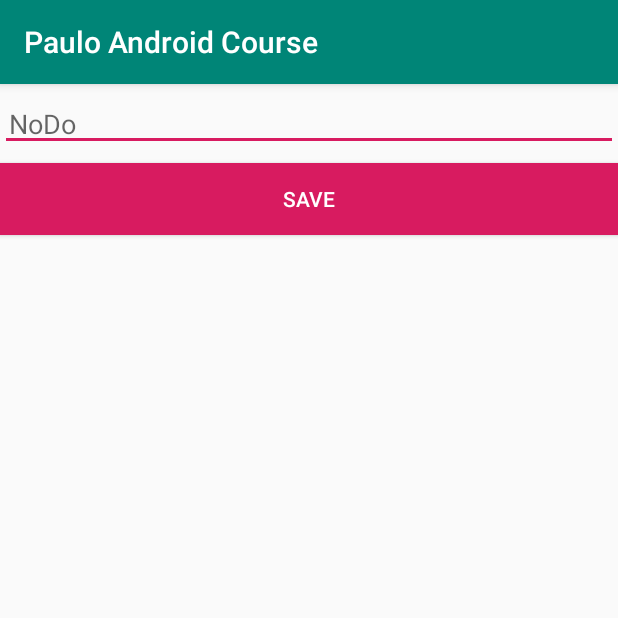
After one commit to power19942/adv-android-Pl, an Android app: the NoDoActivity screen opened directly, with no data from a screen before it, on a phone screen of 412 x 824 dp, the top half of it. The commit adds this screen. Run offline under Robolectric (Android 15) with nearby library versions, the phone set to English and light mode, and no system bars; 1 statement that could not run was skipped.

Commit message:
finish [not working]

```diff
--- a/app/src/main/AndroidManifest.xml
+++ b/app/src/main/AndroidManifest.xml
@@ -12,6 +12,11 @@
         android:roundIcon="@mipmap/ic_launcher_round"
         android:supportsRtl="true"
         android:theme="@style/AppTheme">
+        <activity android:name=".NoDoActivity"></activity>
+        <activity
+            android:name=".Main2Activity"
+            android:label="@string/title_activity_main2"
+            android:theme="@style/AppTheme.NoActionBar" />
         <activity android:name=".MainActivity">
             <intent-filter>
                 <action android:name="android.intent.action.MAIN" />
--- /dev/null
+++ b/app/src/main/java/com/example/pauloandroidcourse/NoDoActivity.kt
@@ -0,0 +1,28 @@
+package com.example.pauloandroidcourse
+
+import android.app.Activity
+import android.content.Intent
+import androidx.appcompat.app.AppCompatActivity
+import android.os.Bundle
+import android.text.TextUtils
+import kotlinx.android.synthetic.main.activity_no_do.*
+
+class NoDoActivity : AppCompatActivity() {
+    private val EXTRA_REPLY = "${packageName}.reply"
+
+    override fun onCreate(savedInstanceState: Bundle?) {
+        super.onCreate(savedInstanceState)
+        setContentView(R.layout.activity_no_do)
+
+        button_save.setOnClickListener {
+            var replyIntent = Intent()
+            if (edit_nodo.text.isEmpty())
+                setResult(Activity.RESULT_CANCELED, replyIntent)
+            else {
+                var nodoString = edit_nodo.text
+                replyIntent.putExtra(EXTRA_REPLY, nodoString)
+            }
+            finish()
+        }
+    }
+}
--- /dev/null
+++ b/app/src/main/res/drawable/ic_add_black_24dp.xml
@@ -0,0 +1,5 @@
+<vector android:height="24dp" android:tint="#FFFFFF"
+    android:viewportHeight="24.0" android:viewportWidth="24.0"
+    android:width="24dp" xmlns:android="http://schemas.android.com/apk/res/android">
+    <path android:fillColor="#FF000000" android:pathData="M19,13h-6v6h-2v-6H5v-2h6V5h2v6h6v2z"/>
+</vector>
--- /dev/null
+++ b/app/src/main/res/layout/activity_no_do.xml
@@ -0,0 +1,30 @@
+<?xml version="1.0" encoding="utf-8"?>
+<LinearLayout xmlns:android="http://schemas.android.com/apk/res/android"
+    xmlns:app="http://schemas.android.com/apk/res-auto"
+    xmlns:tools="http://schemas.android.com/tools"
+    android:layout_width="match_parent"
+    android:layout_height="match_parent"
+    android:orientation="vertical"
+    tools:context=".NoDoActivity">
+
+
+    <EditText
+        android:id="@+id/edit_nodo"
+        android:layout_width="match_parent"
+        android:layout_height="wrap_content"
+        android:layout_marginTop="8dp"
+        android:layout_marginBottom="8dp"
+        android:hint="NoDo"
+        android:inputType="textAutoComplete"
+        android:padding="6dp"
+        android:textSize="18sp" />
+
+    <Button
+        android:id="@+id/button_save"
+        android:layout_width="match_parent"
+        android:layout_height="wrap_content"
+        android:background="@color/colorAccent"
+        android:text="Save"
+        android:textColor="@android:color/white" />
+
+</LinearLayout>
--- /dev/null
+++ b/app/src/main/res/values/dimens.xml
@@ -0,0 +1,4 @@
+<?xml version="1.0" encoding="utf-8"?>
+<resources>
+    <dimen name="fab_margin">16dp</dimen>
+</resources>
--- a/app/src/main/res/values/strings.xml
+++ b/app/src/main/res/values/strings.xml
@@ -1,3 +1,4 @@
 <resources>
     <string name="app_name">Paulo Android Course</string>
+    <string name="title_activity_main2">Main2Activity</string>
 </resources>
--- a/app/src/main/res/values/styles.xml
+++ b/app/src/main/res/values/styles.xml
@@ -8,4 +8,23 @@
         <item name="colorAccent">@color/colorAccent</item>
     </style>
 
+    <style name="nodo_title">
+        <item name="android:layout_width">match_parent</item>
+        <item name="android:layout_height">26dp</item>
+        <item name="android:textSize">24sp</item>
+        <item name="android:textStyle">bold</item>
+        <item name="android:layout_marginBottom">6dp</item>
+        <item name="android:paddingLeft">8dp</item>
+
+    </style>
+
+    <style name="AppTheme.NoActionBar">
+        <item name="windowActionBar">false</item>
+        <item name="windowNoTitle">true</item>
+    </style>
+
+    <style name="AppTheme.AppBarOverlay" parent="ThemeOverlay.AppCompat.Dark.ActionBar" />
+
+    <style name="AppTheme.PopupOverlay" parent="ThemeOverlay.AppCompat.Light" />
+
 </resources>
--- a/build.gradle
+++ b/build.gradle
@@ -26,3 +26,9 @@ allprojects {
 task clean(type: Delete) {
     delete rootProject.buildDir
 }
+
+
+ext {
+    roomVersion = '1.1.1'
+    archLifecycleVersion = '1.1.1'
+}
```
Also changed, not shown: app/build.gradle (+10 -1 lines), app/src/main/java/com/example/pauloandroidcourse/MainActivity.kt (+41 -0 lines), app/src/main/java/com/example/pauloandroidcourse/data/NoDoDao.kt (added, +26 -0 lines), app/src/main/java/com/example/pauloandroidcourse/data/NoDoRoomDatabase.kt (added, +72 -0 lines), app/src/main/java/com/example/pauloandroidcourse/model/NoDo.kt (added, +13 -0 lines), app/src/main/java/com/example/pauloandroidcourse/model/NoDoViewModel.kt (added, +24 -0 lines), app/src/main/java/com/example/pauloandroidcourse/ui/NoDoListAdapter.kt (added, +40 -0 lines), app/src/main/java/com/example/pauloandroidcourse/util/NoDoRepository.kt (added, +38 -0 lines), app/src/main/res/layout/activity_main.xml (+23 -8 lines), app/src/main/res/layout/content_main.xml (added, +15 -0 lines), app/src/main/res/layout/recyclerview_item.xml (added, +13 -0 lines), 1088 other files.
